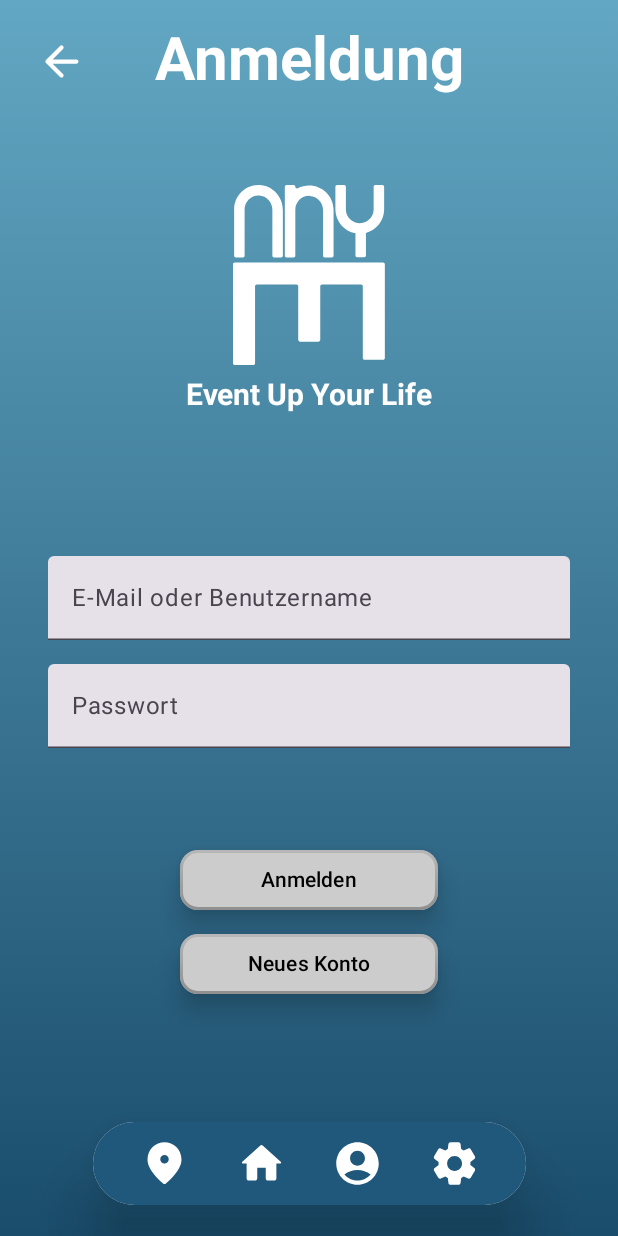
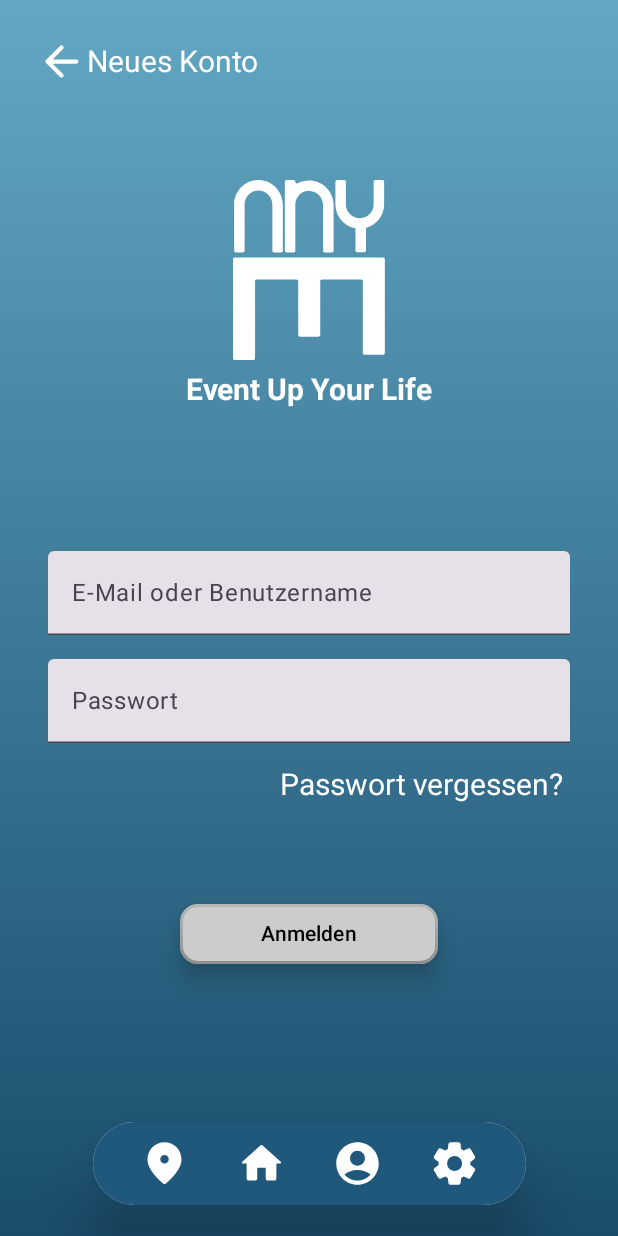
Before and after one commit to Schirokow/EVOO, an Android app built with Jetpack Compose: the screen it shows after launch (MainActivity), on a phone screen of 412 x 824 dp. Run offline under Robolectric (Android 15) with nearby library versions, the phone set to English and light mode, and no system bars.

Commit message:
develop -> LoginScreen Layout angepasst.

```diff
--- a/app/src/main/java/com/example/evoo/ui/screens/LoginScreen.kt
+++ b/app/src/main/java/com/example/evoo/ui/screens/LoginScreen.kt
@@ -7,6 +7,7 @@ import androidx.compose.foundation.clickable
 import androidx.compose.foundation.layout.Arrangement
 import androidx.compose.foundation.layout.Box
 import androidx.compose.foundation.layout.Column
+import androidx.compose.foundation.layout.Row
 import androidx.compose.foundation.layout.Spacer
 import androidx.compose.foundation.layout.WindowInsets
 import androidx.compose.foundation.layout.asPaddingValues
@@ -18,6 +19,9 @@ import androidx.compose.foundation.layout.size
 import androidx.compose.foundation.layout.systemBars
 import androidx.compose.material.icons.Icons
 import androidx.compose.material.icons.rounded.ArrowBack
+import androidx.compose.material3.AlertDialog
+import androidx.compose.material3.Button
+import androidx.compose.material3.Icon
 import androidx.compose.material3.Text
 import androidx.compose.material3.TextField
 import androidx.compose.runtime.Composable
@@ -29,27 +33,22 @@ import androidx.compose.ui.Alignment
 import androidx.compose.ui.Modifier
 import androidx.compose.ui.graphics.Brush
 import androidx.compose.ui.graphics.Color
-import androidx.compose.ui.unit.dp
-import com.example.evoo.R
 import androidx.compose.ui.res.painterResource
 import androidx.compose.ui.text.font.FontWeight
+import androidx.compose.ui.text.input.PasswordVisualTransformation
 import androidx.compose.ui.text.input.TextFieldValue
-import androidx.compose.ui.tooling.preview.Preview
+import androidx.compose.ui.text.style.TextAlign
+import androidx.compose.ui.unit.dp
 import androidx.compose.ui.unit.sp
 import androidx.navigation.NavController
 import com.example.evoo.AccentColor
 import com.example.evoo.BottomDarkBlue
+import com.example.evoo.R
 import com.example.evoo.TopLightBlue
 import com.example.evoo.ui.components.buttons.ClickButton
 import com.example.evoo.ui.menu.MenuBar
+import com.example.evoo.users.AuthManager
 import com.example.evoo.users.UsersRepository.userData
-import androidx.compose.material3.AlertDialog
-import androidx.compose.material3.Button
-import androidx.compose.material3.Icon
-import androidx.compose.material3.MaterialTheme
-import androidx.compose.ui.text.input.PasswordVisualTransformation
-import androidx.compose.ui.text.style.TextAlign
-import com.example.evoo.users.AuthManager
 
 private const val TAG = "LoginScreen"
 
@@ -73,19 +72,35 @@ fun LoginScreen(navController: NavController) {
                     )
                 )
         ) {
+            Row (
+                verticalAlignment = Alignment.CenterVertically,
+                modifier = Modifier.fillMaxWidth()
+            ){
                 Icon(
                     imageVector = Icons.Rounded.ArrowBack,
                     contentDescription = "Zurück",
                     tint = Color.White,
                     modifier = Modifier
-                    .align(alignment = Alignment.TopStart)
-                    .padding(24.dp)
+                        .padding(start = 24.dp, top = 24.dp, bottom = 24.dp)
                         .size(34.dp)
                         .clickable {
-                        Log.d(TAG, "Navigation: Returning to previous screen")
-                        navController.popBackStack()
+                            Log.d(TAG, "Navigating to registration screen")
+                            navController.navigate("RegistrationScreen")
                         }
                 )
+
+                Text(
+                    text = "Neues Konto",
+                    fontSize = 20.sp,
+                    color = Color.White,
+                    modifier = Modifier
+                        .clickable{
+                            Log.d(TAG, "Navigating to registration screen")
+                            navController.navigate("RegistrationScreen")
+                        }
+                )
+            }
+
 
             // State-Management mit Jetpack Compose
             val emailState = remember { mutableStateOf(TextFieldValue()) }
@@ -129,21 +144,13 @@ fun LoginScreen(navController: NavController) {
                 horizontalAlignment = Alignment.CenterHorizontally,
                 verticalArrangement = Arrangement.Top
             ) {
-                Text(
-                    "Anmeldung",
-                    color = Color.White,
-                    fontWeight = FontWeight.Bold,
-                    fontSize = 40.sp,
-                    modifier = Modifier
-                        .padding(top = 16.dp)
-                        .align(Alignment.CenterHorizontally)
-                )
+
 
                 Image(
                     painter = painterResource(id = R.drawable.logo_anye),
                     contentDescription = "App Logo",
                     modifier = Modifier
-                        .padding(top = 60.dp)
+                        .padding(top = 120.dp)
                         .size(120.dp)
                         .align(Alignment.CenterHorizontally)
                 )
@@ -181,6 +188,15 @@ fun LoginScreen(navController: NavController) {
                         .padding(horizontal = 32.dp)
                         .padding(top = 16.dp)
                         .fillMaxWidth()
+                )
+                Spacer(modifier = Modifier.height(16.dp))
+                Text(
+                    text = "Passwort vergessen?",
+                    fontSize = 20.sp,
+                    color = Color.White,
+                    modifier = Modifier
+                        .padding(start = 150.dp)
+                        .clickable{/* TODO */}
                 )
                 Spacer(modifier = Modifier.height(64.dp))
 
@@ -226,18 +242,7 @@ fun LoginScreen(navController: NavController) {
                         .fillMaxWidth()
                 )
 
-                Spacer(modifier = Modifier.height(8.dp))
 
-                ClickButton(
-                    text = "Neues Konto",
-                    onClick = {
-                        Log.d(TAG, "Navigating to registration screen")
-                        navController.navigate("RegistrationScreen")
-                              },
-                    modifier = Modifier
-                        .padding(horizontal = 120.dp)
-                        .fillMaxWidth()
-                )
             }
             MenuBar(navController)
         }
```
Lines whose indentation alone changed are shown as unchanged.
